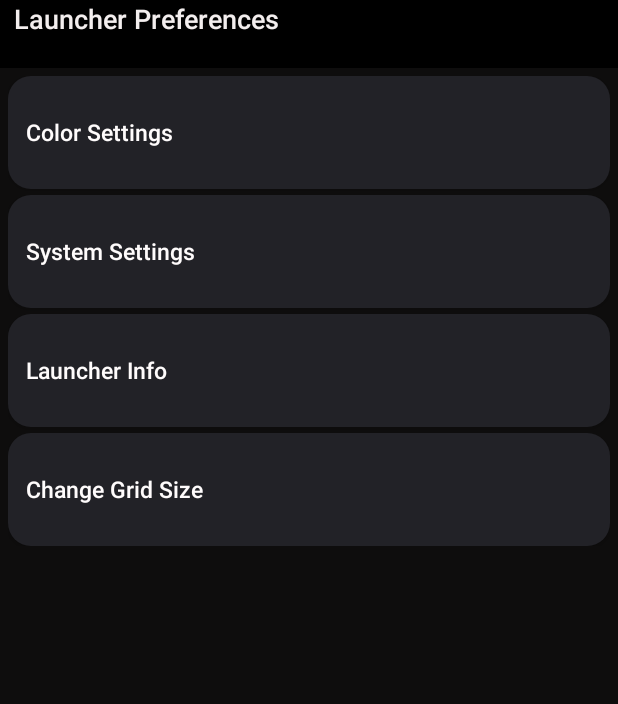
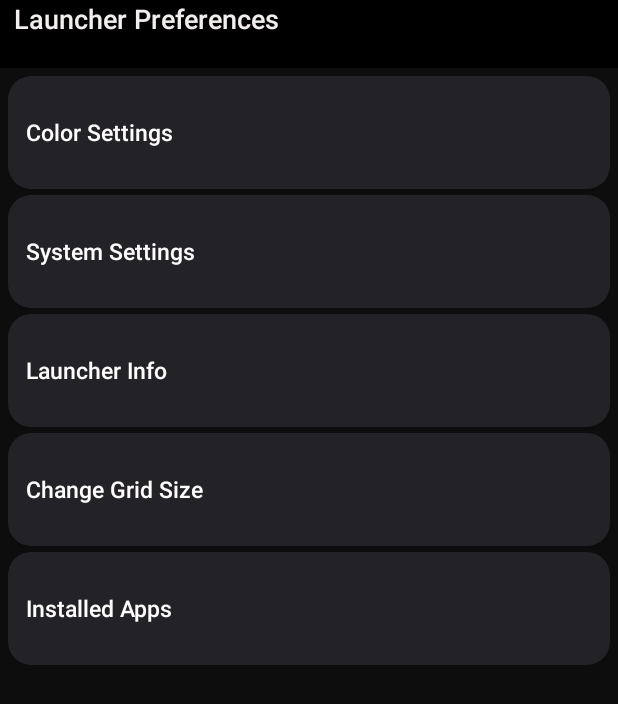
Before and after one commit to user0-tb/AndroidLauncherCIS357, an Android app: the screen it shows after launch (SettingsActivity), after a tap on an icon or button, on a phone screen of 412 x 824 dp. Shown: the top 704 px of the screen. Run offline under Robolectric (Android 15) with nearby library versions, the phone set to English and light mode, and no system bars; libraries missing offline, so code that uses them is left out: com.viewpagerindicator.

Commit message:
Changed user messaged, fixed some bugs

```diff
--- a/app/src/main/AndroidManifest.xml
+++ b/app/src/main/AndroidManifest.xml
@@ -7,7 +7,7 @@ package="com.example.androidlauncher_cis357">
     <uses-permission android:name="android.permission.VIBRATE" />
     <application
     android:allowBackup="true"
-    android:icon="@mipmap/ic_launcher"
+    android:icon="@mipmap/ic_launcher_round"
     android:label="@string/app_name"
     android:supportsRtl="true"
     android:theme="@style/AppTheme">
--- a/app/src/main/java/com/example/androidlauncher_cis357/ColorActivity.java
+++ b/app/src/main/java/com/example/androidlauncher_cis357/ColorActivity.java
@@ -40,7 +40,6 @@ public class ColorActivity extends AppCompatActivity {
 
         final Window w = this.getWindow();
 
-
         statColorSpinner.setOnItemSelectedListener(new AdapterView.OnItemSelectedListener() {
             @Override
             public void onItemSelected(AdapterView<?> parent, View view, int position, long id) {
--- a/app/src/main/java/com/example/androidlauncher_cis357/GridSizeActivity.java
+++ b/app/src/main/java/com/example/androidlauncher_cis357/GridSizeActivity.java
@@ -5,8 +5,10 @@ import android.os.Bundle;
 import androidx.annotation.Nullable;
 import androidx.appcompat.app.AppCompatActivity;
 
+/**
+ * Class to handle the grid change setting within the launcher
+ */
 public class GridSizeActivity extends AppCompatActivity {
-
     @Override
     protected void onCreate(@Nullable Bundle savedInstanceState) {
         super.onCreate(savedInstanceState);
--- a/app/src/main/java/com/example/androidlauncher_cis357/MainActivity.java
+++ b/app/src/main/java/com/example/androidlauncher_cis357/MainActivity.java
@@ -59,6 +59,7 @@ public class MainActivity extends AppCompatActivity {
     public static final int RESULT_PRO_IMG = 1;
     private HashSet<String> set;
 
+    //Integers to change the grid size of the launcher programatically
     private int GRID_ROWS;
     private int GRID_COLUMNS;
 
@@ -67,30 +68,38 @@ public class MainActivity extends AppCompatActivity {
         super.onCreate(savedInstanceState);
         setContentView(R.layout.activity_main);
 
+        //Set up the topDrawer layout
         topDrawerLayout = findViewById(R.id.topDrawerLayout);
         topDrawerLayout.post(new Runnable() {
             @Override
             public void run() {
                 DRAWER_PEEK = topDrawerLayout.getHeight();
+                //Initialize the home screen and the app drawer
                 initHome();
                 initDrawer();
             }
         });
 
+        //Retrieve shared preferences from the app close and use this data to get a drawable that
+        //is used to set the home screen image to what it previously was on close
         SharedPreferences preferences = getSharedPreferences("Image", Context.MODE_PRIVATE);
         String homeImageURL = preferences.getString("filepath","");
         Bitmap bitmap = BitmapFactory.decodeFile(homeImageURL);
-
         Drawable image = new BitmapDrawable(getResources(), bitmap);
 
+        //Get the previous home screen image
         homeImage = findViewById(R.id.homeScreenImage);
 
+        //Get the installed apps
         installedAppList = getInstalledAppList();
 
+        //Set the background of home screen
         homeImage.setBackground(image);
 
+        //Instanciate the image button
         ImageButton settingsButton = findViewById(R.id.settings);
 
+        //On click listener for the settings button
         settingsButton.setOnClickListener(new View.OnClickListener(){
             @Override
             public void onClick(View v){
@@ -101,13 +110,11 @@ public class MainActivity extends AppCompatActivity {
 
     }
 
-
-//    @Override
-//    public boolean onTouchEvent(MotionEvent event) {
-//        detector.onTouchEvent(event);
-//        return super.onTouchEvent(event);
-//    }
-
+    /**
+     * Initializes the home screen with an enmpty grid page in the ViewPager. Sets
+     * all adapters and adds listeners to both the add page and delete page buttons.
+     * Users can add and delete pages within the home ViewPager
+     */
     private void initHome() {
         final ArrayList<PagerObject> pagerAppList = new ArrayList<>();
 
@@ -155,30 +162,50 @@ public class MainActivity extends AppCompatActivity {
     }
 
     /**
-     * Creates a new page on the homescreen with correct columns and rows
+     * Creates a new page on the homescreen with correct columns and rows. Also checks
+     * to make sure that an infinite amount isn't added.
      * @param pagerAppList
      */
     private void createNewPage(ArrayList<PagerObject> pagerAppList) {
 
-        ArrayList<AppObject> appList = new ArrayList<>();
+        if(pagerAppList.size() <= 10){
+            ArrayList<AppObject> appList = new ArrayList<>();
 
-        for (int i = 0; i < 20; i++) {
-            appList.add(new AppObject("", "", ResourcesCompat.getDrawable(getResources(), R.drawable.check, null), false));
+            for (int i = 0; i < 20; i++) {
+                appList.add(i,new AppObject("", "", ResourcesCompat.getDrawable(getResources(), R.drawable.check, null), false));
+            }
+            loadAppsOnOpen(appList);
+            //Let user know when a new page is added to the home screen
+            Toast.makeText(this,"New Page Added", Toast.LENGTH_SHORT).show();
+            pagerAppList.add(new PagerObject(appList));
         }
-
-        loadAppsOnOpen(appList);
-
-        //Let user know when a new page is added to the home screen
-        Toast.makeText(this,"New Page Added", Toast.LENGTH_SHORT).show();
-        pagerAppList.add(new PagerObject(appList));
+        else {
+            Toast.makeText(this, "Too many pages on screen", Toast.LENGTH_SHORT).show();
+        }
     }
 
+    /**
+     * Function that removes a page from the screen unless there is only one page
+     * on the screen. Doesn't currently pay attention to apps that were on the screen.
+     *
+     * @param pagerAppList
+     */
     private void removePage(ArrayList<PagerObject> pagerAppList) {
-        //Let user know when a page is removed from the home screen
-        Toast.makeText(this,"Page Removed", Toast.LENGTH_SHORT).show();
-        pagerAppList.remove(pagerAppList.size()-1);
+        if(pagerAppList.size() == 1){
+            Toast.makeText(this, "Cannot delete any more",Toast.LENGTH_SHORT);
+        }
+        else {
+            //Let user know when a page is removed from the home screen
+            Toast.makeText(this, "Page Removed", Toast.LENGTH_SHORT).show();
+            pagerAppList.remove(pagerAppList.size() - 1);
+        }
     }
 
+    /**
+     * Initialize the Drawer which will house all apps that are installed. Hides when
+     * the drawer is slid down and shows the drawer when sliding up. Controls app
+     * drawer behaviour within the launcher.
+     */
     private void initDrawer() {
         final View bottomSheet = findViewById(R.id.bottomSheet);
         drawerGridView = findViewById(R.id.drawerGrid);
@@ -203,15 +230,17 @@ public class MainActivity extends AppCompatActivity {
                     bottomSheetBehavior.setState(BottomSheetBehavior.STATE_EXPANDED);
                 }
             }
-
             @Override
             public void onSlide(@NonNull View view, float v) {
             }
         });
-        // homeAppList = getHomeAppList();
-
     }
 
+    /**
+     * Function that checks when an item is pressed, will add the app to the screen and then
+     * also make sure theat the grid is notified of the change.
+     * @param app
+     */
     public void itemPress(AppObject app) {
         if (appDrag != null && !app.getAppName().equals("")) {
             //Let user know if a grid spot already contains an app on the homescreen
@@ -238,6 +267,10 @@ public class MainActivity extends AppCompatActivity {
         }
     }
 
+    /**
+     * Function that removes a selected app from the screen
+     * @param appDrag
+     */
     private void removeApp(AppObject appDrag) {
         appDrag.setPackageName("");
         appDrag.setName("");
@@ -246,19 +279,31 @@ public class MainActivity extends AppCompatActivity {
     }
 
 
+    /**
+     * When an app is long pressed, this function is called. Used to store app data into an
+     * object for movement to the home View.
+     * @param app
+     * @return
+     */
     public Boolean itemDrag(AppObject app) { //drag app on long tap
         collapseDrawer();
         appDrag = app;
         return true;
     }
 
+    /**
+     *  Function that collapses the AppDrawer when called.
+     */
     private void collapseDrawer() {
         drawerGridView.setY(DRAWER_PEEK);
         findViewById(R.id.addpage).setVisibility(View.VISIBLE);
         bottomSheetBehavior.setState(BottomSheetBehavior.STATE_COLLAPSED);
     }
 
-
+    /**
+     * Function that returns a list of all the installed apps on the
+     * phone that launcher is running on.
+     */
     private List<AppObject> getInstalledAppList() {
         List<AppObject> list = new ArrayList<>();
 
@@ -279,6 +324,10 @@ public class MainActivity extends AppCompatActivity {
         return list;
     }
 
+    /**
+     * Get the content height of the screen, makes sure things are scaled
+     * correctly on load.
+     */
     private int getDisplayContentHeight() {
         final WindowManager windowManager = getWindowManager();
         final Point size = new Point();
@@ -298,6 +347,10 @@ public class MainActivity extends AppCompatActivity {
         return screenHeight - contentTop - actionBarHeight - statusBarHeight;
     }
 
+    /**
+     * Function that is supposed to take data of an AppObject and save it when the app
+     * is closed completely. (Does not currently work correctly)
+     */
     private void saveAppsOnClose(AppObject app){
         String appName = app.getAppName();
         set = new HashSet<String>();
@@ -308,6 +361,12 @@ public class MainActivity extends AppCompatActivity {
         editor.commit();
     }
 
+    /**
+     * Function that is supposed to load all of the apps that were on te screen on close, should
+     * put them on the same page as the page originally used as well as keeping grid positioning.
+     * (This also does not currently work as it should)
+     * @param appList
+     */
     private void loadAppsOnOpen(ArrayList<AppObject> appList){
         SharedPreferences preferences = getSharedPreferences("savedApps",Context.MODE_PRIVATE);
         Set<String> loadApps = preferences.getStringSet("set",new HashSet<String>());
@@ -319,24 +378,34 @@ public class MainActivity extends AppCompatActivity {
                 String appName = itr.toString();
                 String packageName = "";
                 Drawable appImage = null;
-                for(int i = 0; i< installedAppList.size(); i++){
-                    if(installedAppList.get(i).getAppName() == appName){
+                for(int i = 0; i< installedAppList.size(); i++) {
+                    if (installedAppList.get(i).getAppName() == appName) {
                         packageName = installedAppList.get(i).getPackageName();
                         appImage = installedAppList.get(i).getAppImage();
                     }
                 }
-              //  appList.add(1,new AppObject(packageName,appName,appImage,true));
             }
         }
     }
 
-//    //Wallpaper change for home screen
+    /**
+     * Function that calls all that is needed to change the background.
+     */
     private void changeWallpaper(){
         Intent photoIntent = new Intent(Intent.ACTION_PICK);
         photoIntent.setType("image/*");
         startActivityForResult(photoIntent,RESULT_PRO_IMG);
     }
 
+    /**
+     * Function that retrieves an image from the gallery and will then set it
+     * as the homescreen background image. Gets a drawable from the bitmap of
+     * an image that is selected and sets that as the background.
+     *
+     * @param requestCode
+     * @param resultCode
+     * @param data
+     */
     public void onActivityResult(int requestCode, int resultCode, Intent data) {
         super.onActivityResult(requestCode, resultCode, data);
         Log.i("Data", "Data Result Code :" + requestCode);
@@ -365,7 +434,6 @@ public class MainActivity extends AppCompatActivity {
 
                             SharedPreferences preferences = getSharedPreferences("Image", Context.MODE_PRIVATE);
                             SharedPreferences.Editor editor = preferences.edit();
-
                             WallpaperManager myWallpaperManager = WallpaperManager.getInstance(getApplicationContext());
 
                             try {
--- a/app/src/main/java/com/example/androidlauncher_cis357/PagerObject.java
+++ b/app/src/main/java/com/example/androidlauncher_cis357/PagerObject.java
@@ -2,6 +2,9 @@ package com.example.androidlauncher_cis357;
 
 import java.util.ArrayList;
 
+/**
+ * Class to set up the Pager Object
+ */
 public class PagerObject {
     private ArrayList<AppObject> homeAppList;
 
--- a/app/src/main/java/com/example/androidlauncher_cis357/SettingsActivity.java
+++ b/app/src/main/java/com/example/androidlauncher_cis357/SettingsActivity.java
@@ -10,8 +10,6 @@ import android.widget.ImageView;
 import androidx.appcompat.app.AppCompatActivity;
 
 public class SettingsActivity extends AppCompatActivity {
-
-    public ImageView homeScreenImage;
 
     @Override
     protected void onCreate(Bundle savedInstanceState) {
--- a/app/src/main/res/layout/home_layout.xml
+++ b/app/src/main/res/layout/home_layout.xml
@@ -1,7 +1,6 @@
 <?xml version="1.0" encoding="utf-8"?>
 <androidx.constraintlayout.widget.ConstraintLayout xmlns:android="http://schemas.android.com/apk/res/android"
     xmlns:app="http://schemas.android.com/apk/res-auto"
-    xmlns:tools="http://schemas.android.com/tools"
     android:layout_width="match_parent"
     android:layout_height="match_parent">
 
--- a/app/src/main/res/layout/item_app.xml
+++ b/app/src/main/res/layout/item_app.xml
@@ -12,7 +12,7 @@
         android:layout_margin="12sp"
         android:layout_gravity="center"
         android:id="@+id/image"
-        android:src="@mipmap/ic_launcher" />
+        android:src="@mipmap/ic_launcher_round" />
 
     <TextView
         android:id="@+id/label"
--- a/app/src/main/res/layout/item_page.xml
+++ b/app/src/main/res/layout/item_page.xml
@@ -13,8 +13,5 @@
         android:layout_gravity="center"
         android:numColumns="4"
         android:stretchMode="columnWidth"
-        android:columnOrderPreserved="true"
-        android:rowOrderPreserved="true"
-        app:layout_constraintEnd_toEndOf="parent"
         tools:layout_editor_absoluteY="1dp" />
 </androidx.constraintlayout.widget.ConstraintLayout>
--- a/app/src/main/res/layout/settings_page.xml
+++ b/app/src/main/res/layout/settings_page.xml
@@ -85,6 +85,19 @@
                 android:textSize="15sp"
                 android:transformPivotY="10sp" />
 
+            <Button
+                android:id="@+id/installedapps"
+                android:layout_width="match_parent"
+                android:layout_height="75dp"
+                android:background="@drawable/rounded_button"
+                android:fontFamily="sans-serif-medium"
+                android:text="   Installed Apps"
+                android:textAlignment="viewStart"
+                android:textAppearance="@style/TextAppearance.AppCompat.Display1"
+                android:textColor="#FFFCFC"
+                android:textSize="15sp"
+                android:transformPivotY="10sp" />
+
         </LinearLayout>
     </ScrollView>
 </LinearLayout>
```
Also changed, not shown: app/src/main/java/com/example/androidlauncher_cis357/AppAdapter.java (+1 -47 lines), 1 other file.
